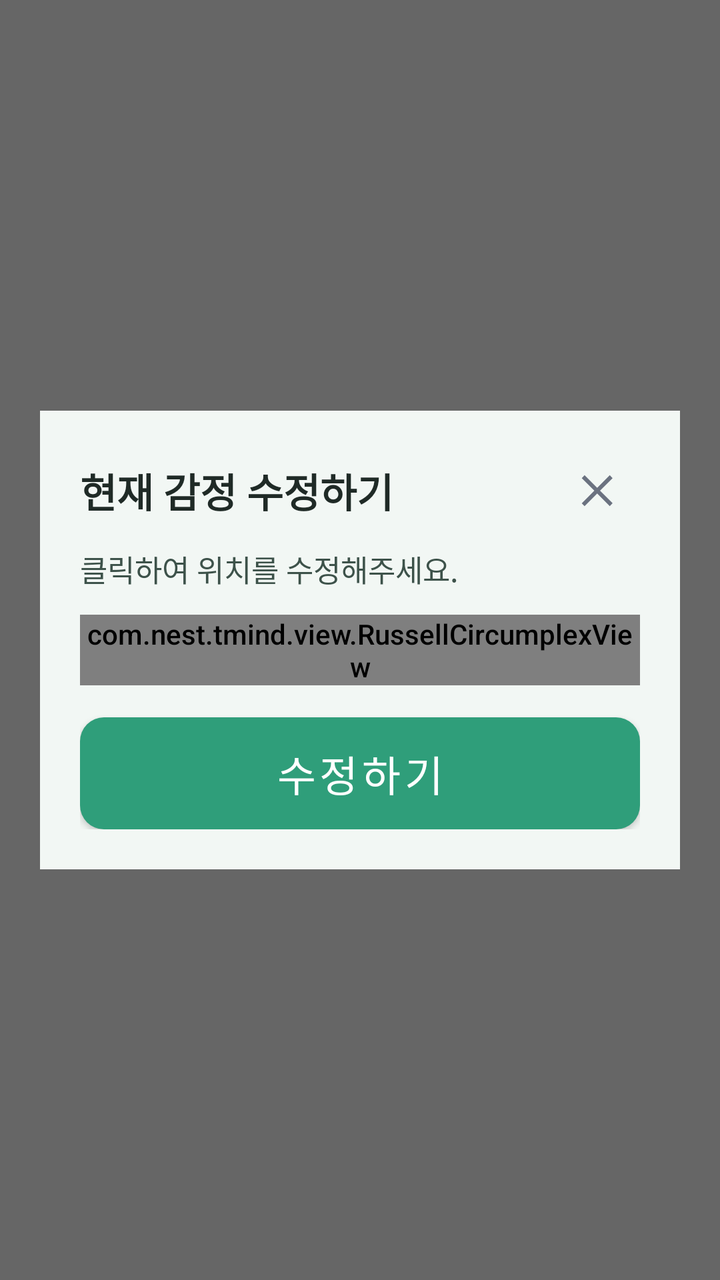
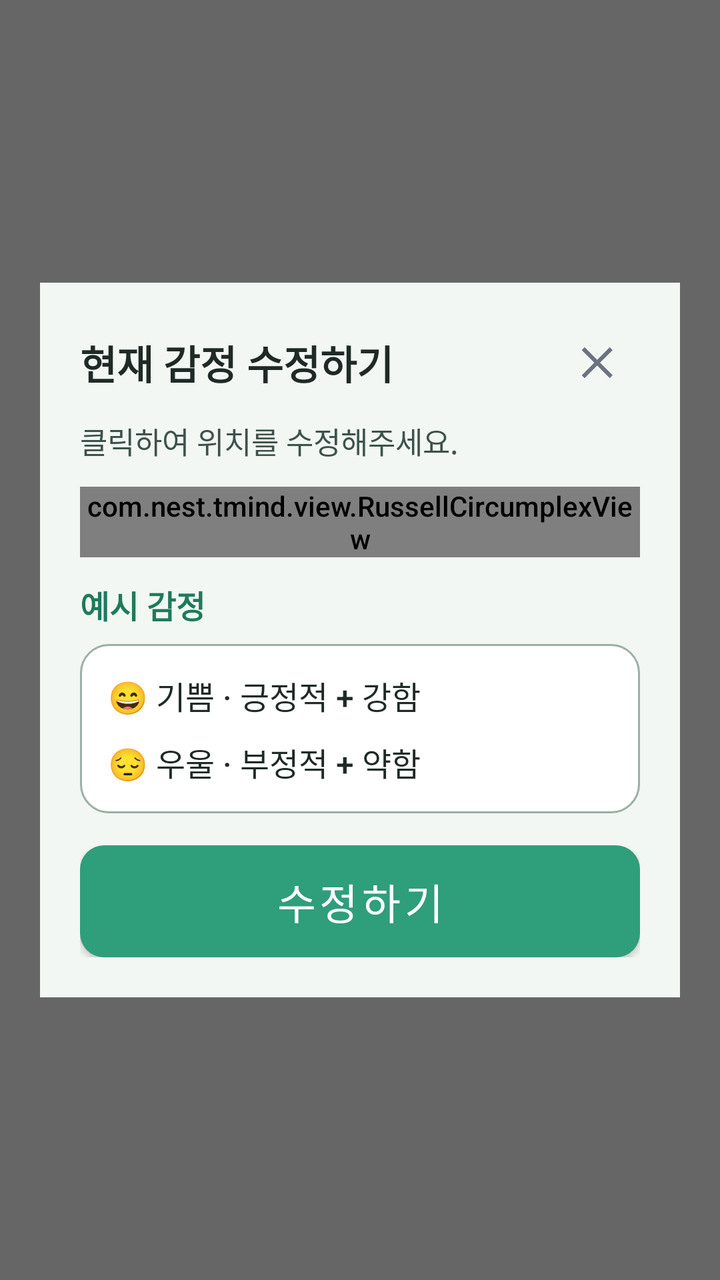

Before-and-after screenshots of an Android layout around one commit, followed by the original layout XML and the change that was made.
<!-- AndroidManifest.xml: activity theme Theme.TMind -->
<!-- res/layout/activity_emotion_edit.xml -->
<?xml version="1.0" encoding="utf-8"?>
<LinearLayout xmlns:android="http://schemas.android.com/apk/res/android"
    android:layout_width="match_parent"
    android:layout_height="match_parent"
    android:background="#99000000"
    android:gravity="center"
    android:orientation="vertical"
    android:padding="20dp">

    <LinearLayout
        android:layout_width="match_parent"
        android:layout_height="wrap_content"
        android:background="@color/bg_senior"
        android:orientation="vertical"
        android:padding="20dp">

        <LinearLayout
            android:layout_width="match_parent"
            android:layout_height="wrap_content"
            android:gravity="center_vertical">

            <TextView
                android:id="@+id/tvTitle"
                android:layout_width="0dp"
                android:layout_height="wrap_content"
                android:layout_weight="1"
                android:text="@string/emotion_edit_title"
                android:textColor="@color/black"
                android:textSize="20sp"
                android:textStyle="bold" />

            <ImageButton
                android:id="@+id/btnClose"
                android:layout_width="40dp"
                android:layout_height="40dp"
                android:background="?attr/selectableItemBackgroundBorderless"
                android:contentDescription="@string/dialog_cancel"
                android:src="@drawable/ic_close" />
        </LinearLayout>

        <TextView
            android:id="@+id/tvHint"
            android:layout_width="match_parent"
            android:layout_height="wrap_content"
            android:layout_marginTop="8dp"
            android:text="@string/emotion_edit_hint"
            android:textColor="@color/text_secondary"
            android:textSize="15sp" />

        <com.nest.tmind.view.RussellCircumplexView
            android:id="@+id/russellView"
            android:layout_width="match_parent"
            android:layout_height="wrap_content"
            android:layout_marginTop="12dp" />

        <Button
            android:id="@+id/btnConfirm"
            style="@style/SeniorButton"
            android:layout_width="match_parent"
            android:layout_height="56dp"
            android:layout_marginTop="16dp"
            android:background="@drawable/bg_btn_primary"
            android:text="@string/emotion_edit_confirm"
            android:textColor="@color/white" />
    </LinearLayout>
</LinearLayout>
<!-- resources referenced by this layout -->
<resources>
  <color name="bg_senior">#F2F7F4</color>
  <color name="black">#FF1F2A26</color>
  <color name="text_secondary">#3D524A</color>
  <color name="white">#FFFFFFFF</color>
  <!-- drawable bg_btn_primary (drawable) -->
  <?xml version="1.0" encoding="utf-8"?>
  <shape xmlns:android="http://schemas.android.com/apk/res/android">
      <solid android:color="@color/teal_primary"/>
      <corners android:radius="12dp"/>
  </shape>
  <!-- drawable ic_close (drawable) -->
  <?xml version="1.0" encoding="utf-8"?>
  <vector xmlns:android="http://schemas.android.com/apk/res/android"
      android:width="24dp"
      android:height="24dp"
      android:viewportWidth="24"
      android:viewportHeight="24">
      <path
          android:fillColor="#6B7280"
          android:pathData="M18.3,5.71L12,12l6.3,6.29 -1.41,1.42L10.59,13.41 4.29,19.71 2.88,18.3 9.17,12 2.88,5.71 4.29,4.29 10.59,10.59 16.89,4.29z" />
  </vector>
  <string name="dialog_cancel">취소</string>
  <string name="emotion_edit_confirm">수정하기</string>
  <string name="emotion_edit_hint">클릭하여 위치를 수정해주세요.</string>
  <string name="emotion_edit_title">현재 감정 수정하기</string>
  <style name="SeniorButton" parent="Widget.MaterialComponents.Button">
          <item name="android:minHeight">60dp</item>
          <item name="android:textSize">21sp</item>
          <item name="android:insetTop">0dp</item>
          <item name="android:insetBottom">0dp</item>
          <item name="cornerRadius">14dp</item>
          <item name="backgroundTint">@null</item>
          <item name="android:textAllCaps">false</item>
      </style>
  <style name="Theme.TMind" parent="Theme.MaterialComponents.Light.NoActionBar">
          <item name="colorPrimary">@color/teal_primary</item>
          <item name="colorPrimaryVariant">@color/teal_dark</item>
          <item name="colorOnPrimary">@color/white</item>
          <item name="android:statusBarColor">@color/bg_senior</item>
          <item name="android:navigationBarColor">@color/bg_senior</item>
          <item name="android:windowLightStatusBar">true</item>
          <item name="android:windowLightNavigationBar">true</item>
          <item name="android:fontFamily">sans-serif-medium</item>
          <item name="materialButtonStyle">@style/SeniorButton</item>
      </style>
  <color name="teal_primary">#2F9E7A</color>
  <color name="teal_dark">#1F7A5C</color>
</resources>

<!-- the commit's change to res/layout/activity_emotion_edit.xml (unified diff, before → after) -->
@@ -53,6 +53,12 @@
             android:layout_height="wrap_content"
             android:layout_marginTop="12dp" />
 
+        <include
+            layout="@layout/include_russell_examples"
+            android:layout_width="match_parent"
+            android:layout_height="wrap_content"
+            android:layout_marginTop="12dp" />
+
         <Button
             android:id="@+id/btnConfirm"
             style="@style/SeniorButton"
@@ -64,3 +70,42 @@
             android:textColor="@color/white" />
     </LinearLayout>
 </LinearLayout>
+<!-- res/layout/include_russell_examples.xml (included above) -->
+<?xml version="1.0" encoding="utf-8"?>
+<LinearLayout xmlns:android="http://schemas.android.com/apk/res/android"
+    android:layout_width="match_parent"
+    android:layout_height="wrap_content"
+    android:orientation="vertical">
+
+    <TextView
+        android:layout_width="match_parent"
+        android:layout_height="wrap_content"
+        android:text="@string/russell_example_title"
+        android:textColor="@color/teal_dark"
+        android:textSize="16sp"
+        android:textStyle="bold" />
+
+    <LinearLayout
+        android:layout_width="match_parent"
+        android:layout_height="wrap_content"
+        android:layout_marginTop="8dp"
+        android:background="@drawable/bg_metric_card"
+        android:orientation="vertical"
+        android:padding="14dp">
+
+        <TextView
+            android:layout_width="match_parent"
+            android:layout_height="wrap_content"
+            android:text="@string/russell_example_joy"
+            android:textColor="@color/black"
+            android:textSize="16sp" />
+
+        <TextView
+            android:layout_width="match_parent"
+            android:layout_height="wrap_content"
+            android:layout_marginTop="10dp"
+            android:text="@string/russell_example_sad"
+            android:textColor="@color/black"
+            android:textSize="16sp" />
+    </LinearLayout>
+</LinearLayout>
<!-- resource entries referenced after the edit -->
@@ -9,6 +9,13 @@
   <shape xmlns:android="http://schemas.android.com/apk/res/android">
       <solid android:color="@color/teal_primary"/>
       <corners android:radius="12dp"/>
+  </shape>
+  <!-- drawable bg_metric_card (drawable) -->
+  <?xml version="1.0" encoding="utf-8"?>
+  <shape xmlns:android="http://schemas.android.com/apk/res/android">
+      <solid android:color="@color/white" />
+      <corners android:radius="14dp" />
+      <stroke android:width="1dp" android:color="@color/border_gray" />
   </shape>
   <!-- drawable ic_close (drawable) -->
   <?xml version="1.0" encoding="utf-8"?>
@@ -25,6 +32,9 @@
   <string name="emotion_edit_confirm">수정하기</string>
   <string name="emotion_edit_hint">클릭하여 위치를 수정해주세요.</string>
   <string name="emotion_edit_title">현재 감정 수정하기</string>
+  <string name="russell_example_joy">😄  기쁨 · 긍정적 + 강함</string>
+  <string name="russell_example_sad">😔  우울 · 부정적 + 약함</string>
+  <string name="russell_example_title">예시 감정</string>
   <style name="SeniorButton" parent="Widget.MaterialComponents.Button">
           <item name="android:minHeight">60dp</item>
           <item name="android:textSize">21sp</item>
@@ -46,6 +56,7 @@
           <item name="materialButtonStyle">@style/SeniorButton</item>
       </style>
   <color name="teal_primary">#2F9E7A</color>
+  <color name="border_gray">#9BB0A6</color>
   <color name="teal_dark">#1F7A5C</color>
 </resources>
 
